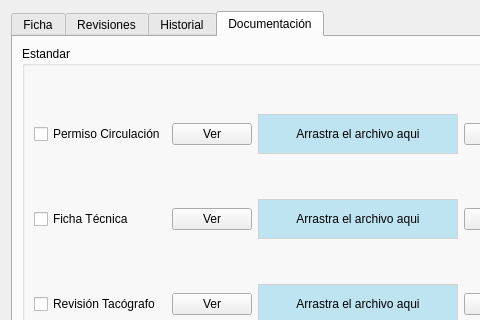
serk82/nexus_admin_client, file views/forms_ui/vehicle.ui: the form before one commit; both pictures show x 0 to 480 and y 0 to 320 of the 1139 by 770 pixel window.
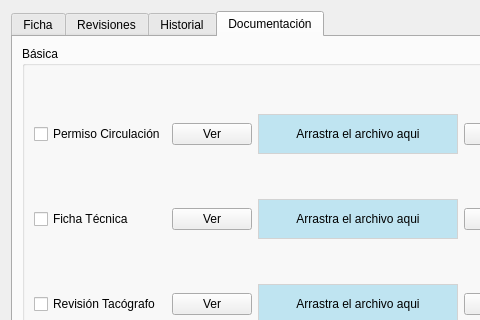
The form after the commit. The open tabs and pages were chosen to show the change.

Commit message: Refactor frm_vehicle: renombra el grupo de documentos estándar a documentos básicos y actualiza su título en la interfaz. Refactor files_controller: modifica la función de carga de archivos para reemplazar archivos existentes en lugar de subir imágenes.

```diff
--- a/views/forms_ui/vehicle.ui
+++ b/views/forms_ui/vehicle.ui
@@ -1113,7 +1113,7 @@
          <item>
           <widget class="QGroupBox" name="gbx_standart_documents">
            <property name="title">
-            <string>Estandar</string>
+            <string>Básica</string>
            </property>
            <layout class="QGridLayout" name="gridLayout_15">
             <item row="1" column="1">
```
Left out of the diff: 2 changed lines with no effect on the pictures. The commit also changes 3 other files.
